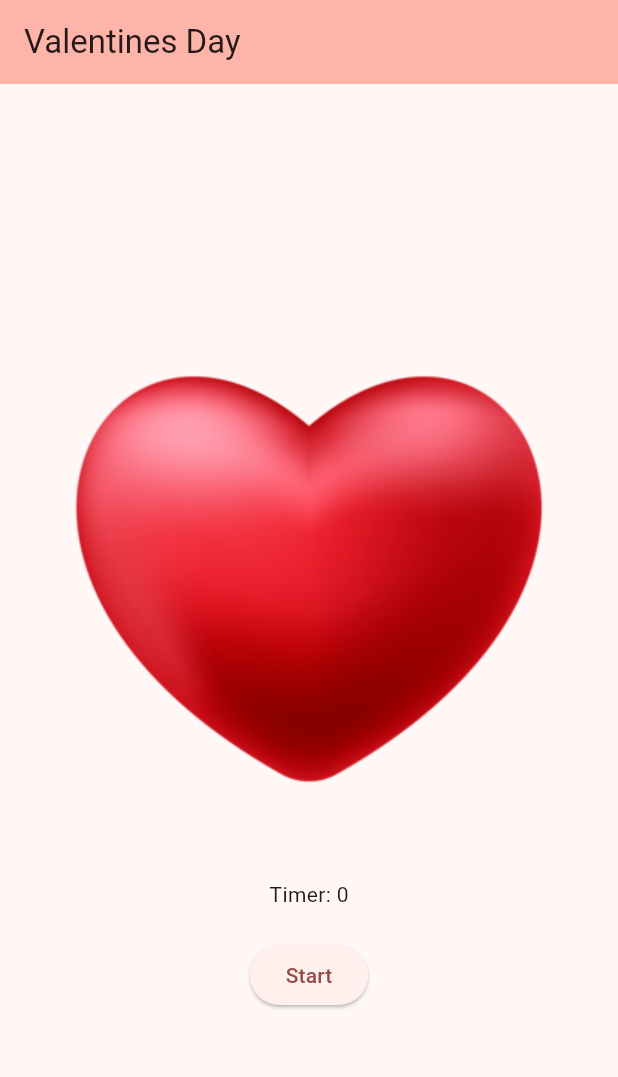
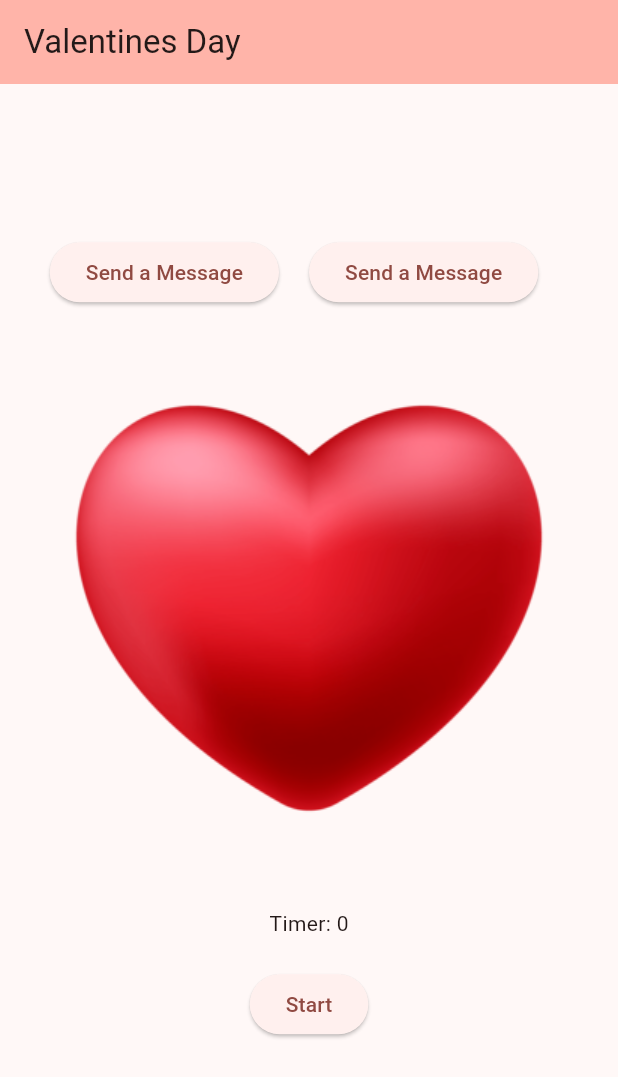
Before and after one commit to skylerplumley/valentine, a Flutter app: the screen it shows after launch, on a phone screen of 412 x 824 dp. Shown: the top 1077 px of the screen. Run offline on Flutter 3.47's test engine with Material 3 defaults, Android fonts, the phone set to English and light mode, and no system bars.

Commit message:
Message buttons created

```diff
--- a/lib/main.dart
+++ b/lib/main.dart
@@ -35,6 +35,7 @@ class _MyHomePageState extends State<MyHomePage>
   late AnimationController _controller;
   late Animation<double> _animation;
   bool beating = false;
+  String themessage = "";
   Timer? _timer;
   int seconds = 0;
 
@@ -70,6 +71,12 @@ class _MyHomePageState extends State<MyHomePage>
     });
   }
 
+  void sendmessage(String message) {
+    setState(() {
+      themessage = message;
+    });
+  }
+
   @override
   Widget build(BuildContext context) {
     return Scaffold(
@@ -81,6 +88,20 @@ class _MyHomePageState extends State<MyHomePage>
         child: Column(
           mainAxisAlignment: MainAxisAlignment.center,
           children: [
+            Row(
+              mainAxisAlignment: MainAxisAlignment.center,
+              children: [
+                ElevatedButton(
+                    onPressed: () => sendmessage("You are my valentine!"),
+                    child: const Text("Send a Message")),
+                const SizedBox(width: 20),
+                ElevatedButton(
+                    onPressed: () => sendmessage("XOXO!"),
+                    child: const Text("Send a Message")),
+                const SizedBox(width: 20),
+              ],
+            ),
+            const SizedBox(height: 20),
             AnimatedBuilder(
               animation: _animation,
               builder: (context, child) {
@@ -100,6 +121,14 @@ class _MyHomePageState extends State<MyHomePage>
               onPressed: startbeat,
               child: Text(beating ? 'Stop' : 'Start'),
             ),
+            Text(
+              themessage,
+              style: const TextStyle(
+                fontSize: 20,
+                fontWeight: FontWeight.bold,
+                color: Colors.black,
+              ),
+            ),
           ],
         ),
       ),
```
